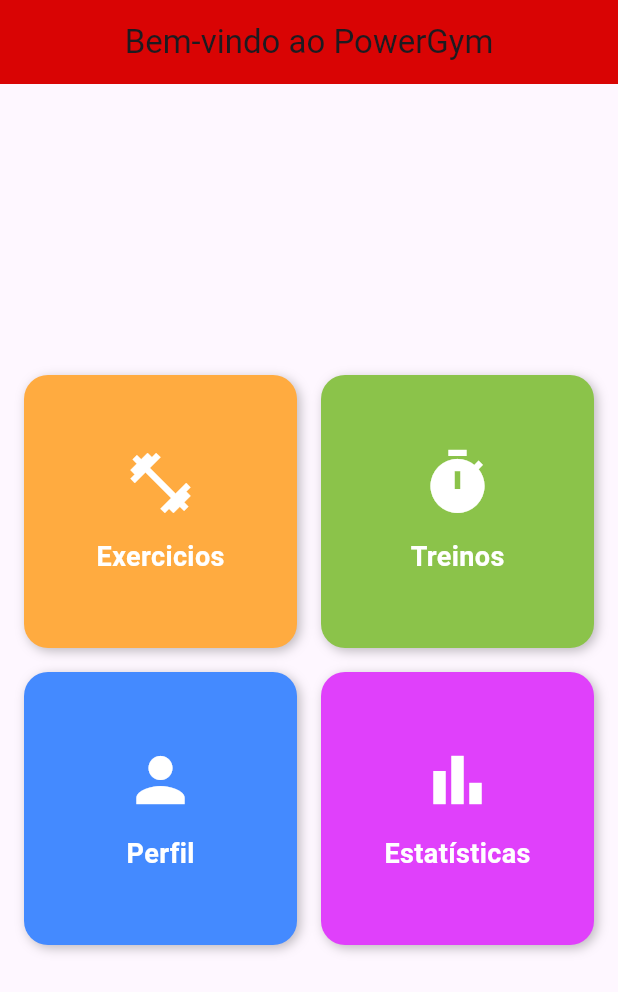
After one commit to ryannardelli/gym_app, a Flutter app: the ScreenHome screen opened directly, on a phone screen of 412 x 824 dp. The commit adds this screen. Shown: the top 992 px of the screen. Run offline on Flutter 3.47's test engine with Material 3 defaults, Android fonts, the phone set to English and light mode, and no system bars.

Commit message:
sendding screen home

```diff
--- a/lib/screens/screen_authentication.dart
+++ b/lib/screens/screen_authentication.dart
@@ -1,6 +1,7 @@
 import 'package:flutter/material.dart';
 import 'package:flutter_gym_app/app_colors.dart';
 import 'package:flutter_gym_app/components/decoration_field_auth.dart';
+import 'package:flutter_gym_app/screens/screen_home.dart';
 
 class ScreenAuthentication extends StatefulWidget {
   const ScreenAuthentication({super.key});
@@ -166,10 +167,24 @@ class _ScreenAuthenticationState extends State<ScreenAuthentication> {
   }
 
   // Função que valida o formulário
+  // void handleMainButton() {
+  //   if (_formKey.currentState!.validate()) {
+  //     print("Formulário válido.");
+  //     // Aqui você coloca a lógica de login ou cadastro
+  //   } else {
+  //     print("Formulário inválido.");
+  //   }
+  // }
+
   void handleMainButton() {
     if (_formKey.currentState!.validate()) {
       print("Formulário válido.");
-      // Aqui você coloca a lógica de login ou cadastro
+
+      // MOCK: aceitar qualquer email e senha
+      Navigator.pushReplacement(
+        context,
+        MaterialPageRoute(builder: (context) => const ScreenHome()),
+      );
     } else {
       print("Formulário inválido.");
     }
--- /dev/null
+++ b/lib/screens/screen_home.dart
@@ -0,0 +1,106 @@
+import 'package:flutter/material.dart';
+import 'package:flutter_gym_app/app_colors.dart';
+import 'package:flutter_gym_app/screens/screen_exercise.dart'; // Supondo que você já tenha cores definidas
+
+class ScreenHome extends StatelessWidget {
+  const ScreenHome({super.key});
+
+  @override
+  Widget build(BuildContext context) {
+    // Lista de seções do app
+    final List<Map<String, dynamic>> sections = [
+      {
+        "title": "Exercicios",
+        "icon": Icons.fitness_center,
+        "color": Colors.orangeAccent,
+        "route": "/exercises",
+      },
+      {
+        "title": "Treinos",
+        "icon": Icons.timer,
+        "color": Colors.lightGreen,
+        "route": "/workouts",
+      },
+      {
+        "title": "Perfil",
+        "icon": Icons.person,
+        "color": Colors.blueAccent,
+        "route": "/profile",
+      },
+      {
+        "title": "Estatísticas",
+        "icon": Icons.bar_chart,
+        "color": Colors.purpleAccent,
+        "route": "/stats",
+      },
+    ];
+
+    return Scaffold(
+      appBar: AppBar(
+        title: const Text("Bem-vindo ao PowerGym"),
+        backgroundColor: AppColors.primary,
+        centerTitle: true,
+      ),
+      body: Center(
+        child: Padding(
+          padding: const EdgeInsets.all(16.0),
+          child: GridView.builder(
+            shrinkWrap: true, // Ocupa apenas o espaço necessário
+            physics: const NeverScrollableScrollPhysics(), // Evita scroll
+            itemCount: sections.length,
+            gridDelegate: const SliverGridDelegateWithFixedCrossAxisCount(
+              crossAxisCount: 2, // 2 cards por linha
+              crossAxisSpacing: 16,
+              mainAxisSpacing: 16,
+              childAspectRatio: 1,
+            ),
+            itemBuilder: (context, index) {
+              final section = sections[index];
+              return GestureDetector(
+                onTap: () {
+                  switch (section['title']) {
+                    case "Exercicios":
+                      Navigator.push(
+                        context,
+                        MaterialPageRoute(
+                          builder: (context) => ScreenExercise(),
+                        ),
+                      );
+                  }
+                },
+                child: Container(
+                  decoration: BoxDecoration(
+                    color: section['color'],
+                    borderRadius: BorderRadius.circular(16),
+                    boxShadow: const [
+                      BoxShadow(
+                        color: Colors.black26,
+                        blurRadius: 6,
+                        offset: Offset(2, 2),
+                      ),
+                    ],
+                  ),
+                  child: Column(
+                    mainAxisAlignment: MainAxisAlignment.center,
+                    children: [
+                      Icon(section['icon'], size: 48, color: Colors.white),
+                      const SizedBox(height: 12),
+                      Text(
+                        section['title'],
+                        style: const TextStyle(
+                          color: Colors.white,
+                          fontSize: 18,
+                          fontWeight: FontWeight.bold,
+                        ),
+                      ),
+                    ],
+                  ),
+                ),
+              );
+            },
+          ),
+        ),
+      ),
+    );
+  }
+}
```
